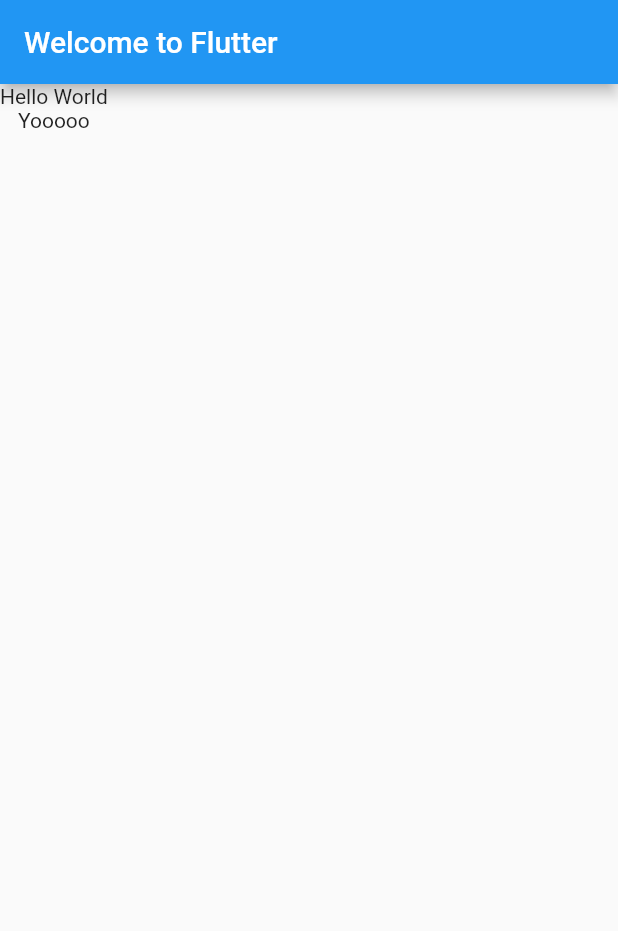
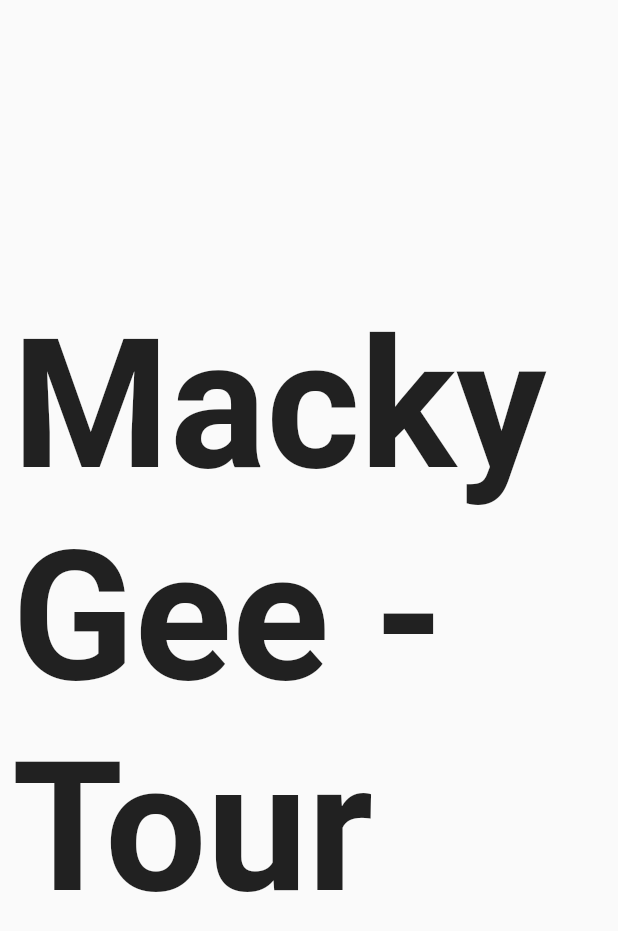
Before and after one commit to Tellfisk/Macky-Gee-Tour, a Flutter app: the screen it shows after launch, on a phone screen of 412 x 824 dp. Shown: the top 931 px of the screen. Run offline on Flutter 3.47's test engine with Material 2 defaults, Android fonts, the phone set to English and light mode, and no system bars; our stand-ins replace just_audio.

Commit message:
Added play/pause

```diff
--- a/lib/main.dart
+++ b/lib/main.dart
@@ -9,13 +9,12 @@
     return MaterialApp(
       title: 'Welcome to Flutter',
       home: Scaffold(
-        appBar: AppBar(
-          title: const Text('Welcome to Flutter'),
-        ),
-        body: Column(children: const [
-          Text('Hello World'),
-          MusicPLayer(filePath: 'assets/sounds/MackyGeeTour.mp3'),
-        ]),
+        body: Column(
+            mainAxisAlignment: MainAxisAlignment.center,
+            crossAxisAlignment: CrossAxisAlignment.center,
+            children: const [
+              MusicPlayer(filePath: 'assets/sounds/MackyGeeTour.mp3'),
+            ]),
       ),
     );
   }
--- a/lib/widgets/musicplayer.dart
+++ b/lib/widgets/musicplayer.dart
@@ -1,16 +1,16 @@
 import 'package:flutter/material.dart';
 import 'package:just_audio/just_audio.dart';
 
-class MusicPLayer extends StatefulWidget {
+class MusicPlayer extends StatefulWidget {
   final String filePath;
 
-  const MusicPLayer({Key? key, required this.filePath}) : super(key: key);
+  const MusicPlayer({Key? key, required this.filePath}) : super(key: key);
 
   @override
-  _MusicPLayerState createState() => _MusicPLayerState();
+  _MusicPlayerState createState() => _MusicPlayerState();
 }
 
-class _MusicPLayerState extends State<MusicPLayer> {
+class _MusicPlayerState extends State<MusicPlayer> {
   int counter = 0;
   final player = AudioPlayer();
 
@@ -22,13 +22,51 @@
 
   void openPlayer() async {
     var duration = await player.setAsset('assets/sounds/MackyGeeTour.mp3');
-    player.play();
     await player.setLoopMode(LoopMode.one);
     print(duration);
   }
 
   @override
   Widget build(BuildContext context) {
-    return const Text("Yooooo");
+    return Center(
+      child: StreamBuilder<PlayerState>(
+        stream: player.playerStateStream,
+        builder: (context, snapshot) {
+          final playerState = snapshot.data;
+          final processingState = playerState?.processingState;
+          final playing = playerState?.playing;
+          if (processingState == ProcessingState.loading ||
+              processingState == ProcessingState.buffering) {
+            return Container(
+              margin: EdgeInsets.all(8.0),
+              width: 32.0,
+              height: 32.0,
+              child: CircularProgressIndicator(),
+            );
+          } else if (playing != true) {
+            return IconButton(
+              icon: const Text(
+                "Macky Gee - Tour",
+                style: TextStyle(fontWeight: FontWeight.bold, fontSize: 120),
+              ),
+              iconSize: 512.0,
+              onPressed: player.play,
+            );
+          } else if (processingState != ProcessingState.completed) {
+            return IconButton(
+              icon: Icon(Icons.pause),
+              iconSize: 512.0,
+              onPressed: player.pause,
+            );
+          } else {
+            return IconButton(
+              icon: const Icon(Icons.replay),
+              iconSize: 64.0,
+              onPressed: () => player.seek(Duration.zero),
+            );
+          }
+        },
+      ),
+    );
   }
 }
```
